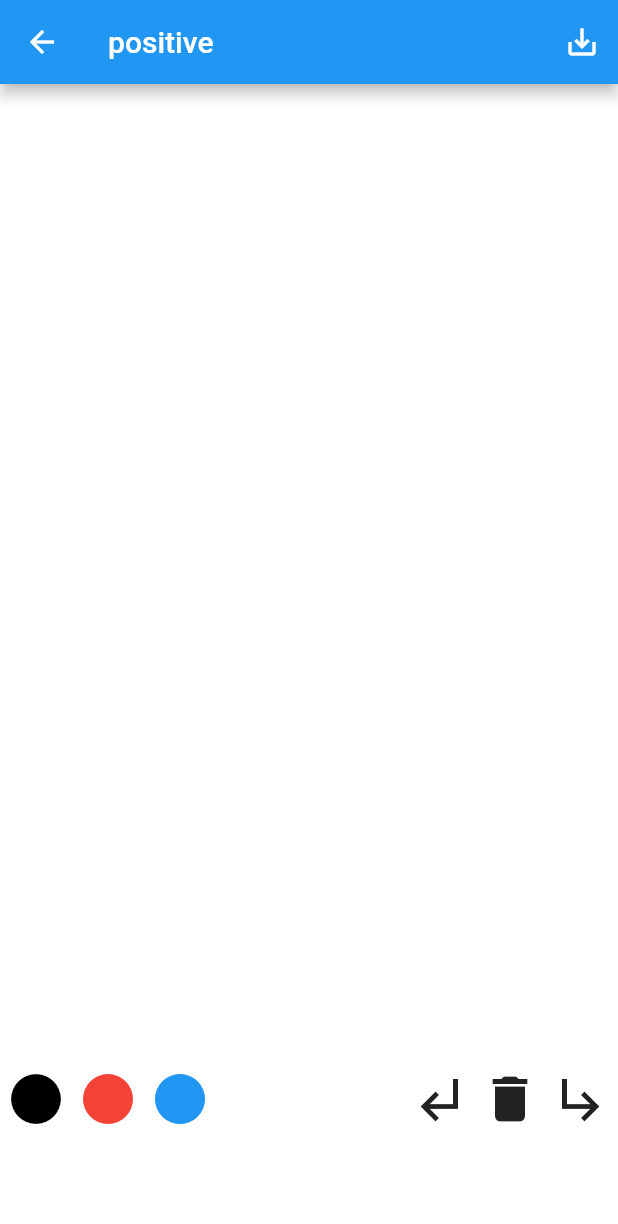
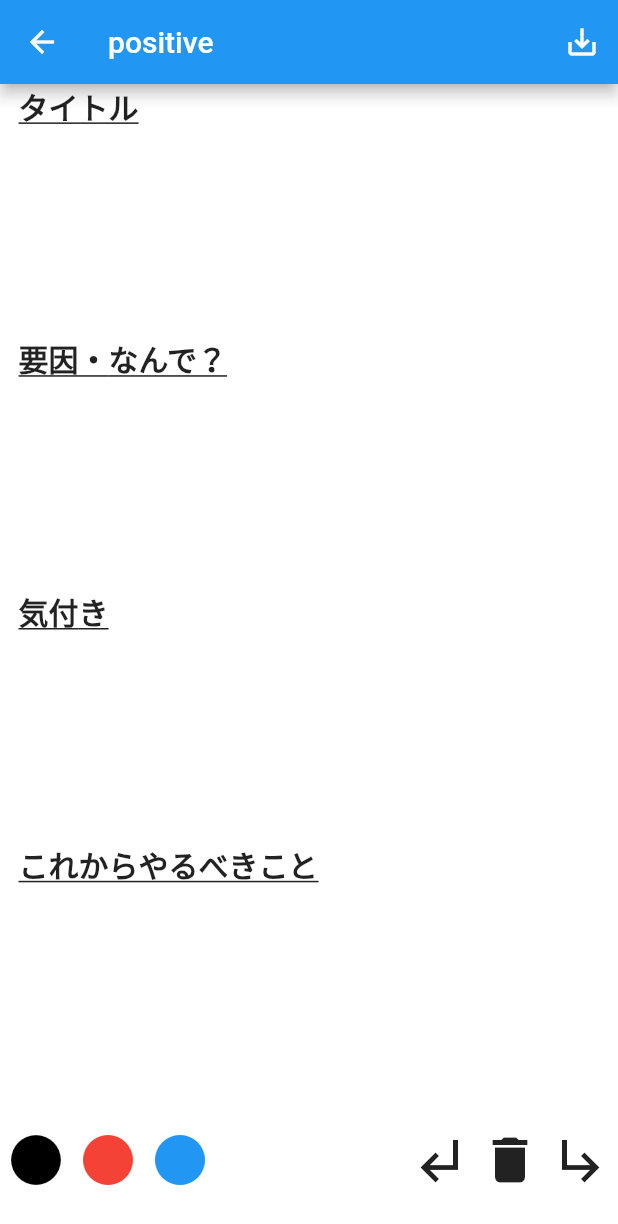
Before and after one commit to KentaMatsumura/HandWriteMemoApp, a Flutter app: the CreateMemoNavigation screen opened directly, on a phone screen of 412 x 824 dp. Shown: the top 1224 px of the screen. Run offline on Flutter 3.47's test engine with Material 2 defaults, Android fonts, the phone set to English and light mode, and no system bars; our stand-ins replace gallery_saver, sqflite; accounts and stored records are empty.

```diff
--- a/lib/ui/create_memo_navigation.dart
+++ b/lib/ui/create_memo_navigation.dart
@@ -59,7 +59,7 @@ class CreateMemoNavigation extends StatelessWidget {
               })
         ],
       ),
-      body: PaperScreen(),
+      body: PaperScreen(isPositive: receive[1]),
     );
   }
 
--- a/lib/ui/paper_screen.dart
+++ b/lib/ui/paper_screen.dart
@@ -9,6 +9,10 @@ import 'package:handwrite_memo_app/ui/parts/widget_to_image.dart';
 import 'package:provider/provider.dart';
 
 class PaperScreen extends StatelessWidget {
+  final isPositive;
+
+  PaperScreen({Key key, @required this.isPositive}) : super(key: key);
+
   @override
   Widget build(BuildContext context) {
     final strokes = Provider.of<StrokesModel>(context);
@@ -20,10 +24,12 @@ class PaperScreen extends StatelessWidget {
       children: [
         WidgetToImage(builder: (key) {
           pageKey.key = key;
-          return Paper();
+          return Paper(
+            isPositive: isPositive,
+          );
         }),
         Container(
-          height: size.height * 0.85,
+          height: size.height * 0.90,
           child: Row(
             mainAxisAlignment: MainAxisAlignment.spaceBetween,
             children: [
--- a/lib/ui/parts/paper.dart
+++ b/lib/ui/parts/paper.dart
@@ -6,13 +6,28 @@ import 'package:handwrite_memo_app/model/strokes_model.dart';
 import 'package:provider/provider.dart';
 
 class Paper extends StatelessWidget {
+  final isPositive;
+
+  Paper({Key key, @required this.isPositive}) : super(key: key);
+
   @override
   Widget build(BuildContext context) {
     final pen = Provider.of<PenModel>(context);
     final strokes = Provider.of<StrokesModel>(context);
+    final Size size = MediaQuery.of(context).size;
 
-    return Container(
-      color: Colors.white,  // 背景を白色に
+    TextStyle style() {
+      return TextStyle(
+        fontSize: 20,
+        fontWeight: FontWeight.bold,
+        decoration: TextDecoration.underline,
+      );
+    }
+
+    return Stack(
+      children: [
+        Container(
+          color: Colors.white, // 背景を白色に
           child: Listener(
             onPointerDown: (details) {
               strokes.add(pen, details.localPosition);
@@ -30,6 +45,28 @@ class Paper extends StatelessWidget {
               ),
             ),
           ),
+        ),
+        Container(
+          height: size.height * 0.65,
+          width: size.width * 0.8,
+          padding: EdgeInsets.only(left: size.width * 0.03),
+          child: Column(
+            mainAxisAlignment: MainAxisAlignment.spaceBetween,
+            crossAxisAlignment: CrossAxisAlignment.start,
+            children: [
+              Text("タイトル", style: style()),
+              isPositive
+                  ? Text("要因・なんで？", style: style())
+                  : Text("原因・なんで？", style: style()),
+              isPositive
+                  ? Text("気付き", style: style())
+                  : Text("対策・どうする？", style: style()),
+              Text("これからやるべきこと", style: style()),
+              // Text("備考", style: style()),
+            ],
+          ),
+        ),
+      ],
     );
   }
 }
```
Also changed, not shown: lib/ui/parts/list_memo_tile.dart (+14 -62 lines), pubspec.lock, 6 other files. Lines whose indentation alone changed are shown as unchanged.
